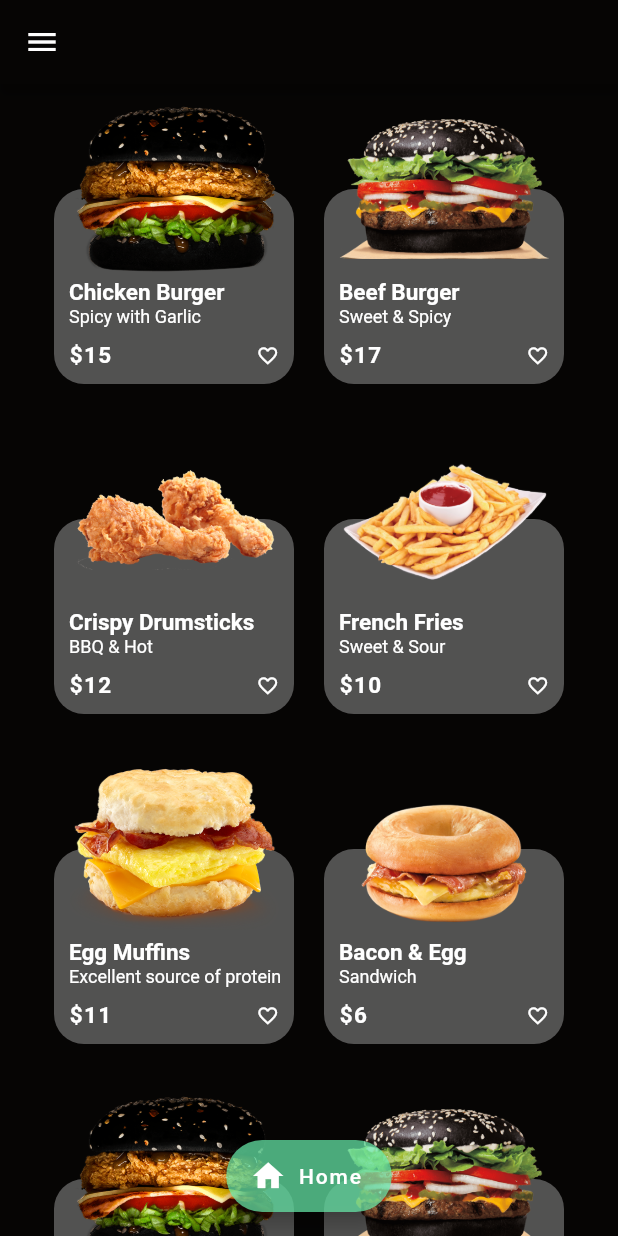
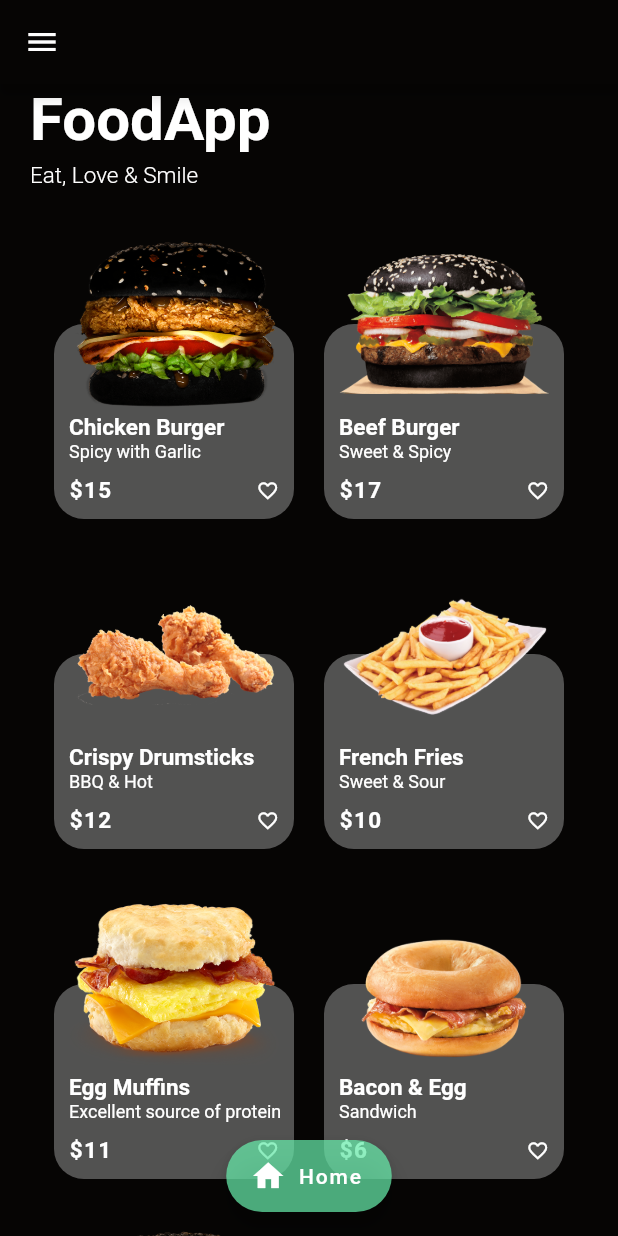
Before and after one commit to omeasraf/FoodApp, a Flutter app: the screen it shows after launch, on a phone screen of 412 x 824 dp. Run offline on Flutter 3.47's test engine with Material 2 defaults, Android fonts, the phone set to English and light mode, and no system bars.

Commit message:
Update homePage.dart
Added app title and a tagline

```diff
--- a/lib/Pages/homePage.dart
+++ b/lib/Pages/homePage.dart
@@ -30,29 +30,59 @@ class HomePage extends StatelessWidget {
           ),
         ),
       ),
-      body: Container(
-        child: SingleChildScrollView(
+      body: SingleChildScrollView(
+        child: Column(
+          crossAxisAlignment: CrossAxisAlignment.start,
+          children: <Widget>[
+            Container(
+              padding: EdgeInsets.only(left: 20, bottom: 5),
+              child: Text(
+                "FoodApp",
+                style: TextStyle(
+                  color: Colors.white,
+                  fontSize: 40,
+                  fontWeight: FontWeight.bold,
+                ),
+              ),
+            ),
+            Container(
+              padding: EdgeInsets.only(
+                left: 20,
+                bottom: 20,
+              ),
+              child: Text(
+                "Eat, Love & Smile",
+                style: TextStyle(
+                  color: Colors.white,
+                  fontSize: 15,
+                  fontWeight: FontWeight.w300,
+                ),
+              ),
+            ),
+            Container(
               child: Center(
                 child: Wrap(
                   children: <Widget>[
-                foodCard(
-                    "Chicken Burger", "burger.png", "Spicy with Garlic", "15"),
+                    foodCard("Chicken Burger", "burger.png",
+                        "Spicy with Garlic", "15"),
                     foodCard(
                         "Beef Burger", "beefBurger.png", "Sweet & Spicy", "17"),
-                foodCard(
-                    "Crispy Drumsticks", "drumstick.png", "BBQ & Hot", "12"),
-                foodCard(
-                    "French Fries", "frenchFries.png", "Sweet & Sour", "10"),
+                    foodCard("Crispy Drumsticks", "drumstick.png", "BBQ & Hot",
+                        "12"),
+                    foodCard("French Fries", "frenchFries.png", "Sweet & Sour",
+                        "10"),
                     foodCard("Egg Muffins", "eggMuffin.png",
                         "Excellent source of protein", "11"),
                     foodCard("Bacon & Egg", "baconEgg.png", "Sandwich", "6"),
-                foodCard(
-                    "Chicken Burger", "burger.png", "Spicy with Garlic", "15"),
-                foodCard(
-                    "Beef Burger", "beefBurger.png", "Spicy with Garlic", "15"),
+                    foodCard("Chicken Burger", "burger.png",
+                        "Spicy with Garlic", "15"),
+                    foodCard("Beef Burger", "beefBurger.png",
+                        "Spicy with Garlic", "15"),
                   ],
                 ),
               ),
+            ),
+          ],
         ),
       ),
     );
```
Lines whose indentation alone changed are shown as unchanged.
